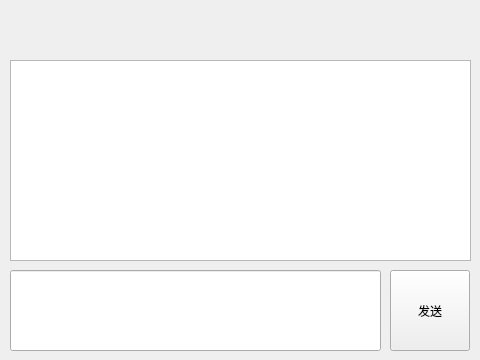
Before: the Qt Designer form chatClient/chatwindow.ui in XeonL/xChat, drawn with Qt 5.
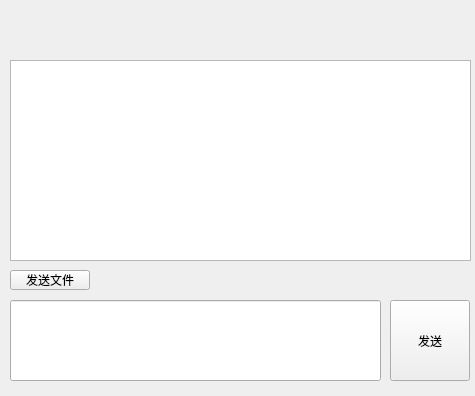
After: the same form once the commit is applied.

Commit message: 嵌入文件传输

```diff
--- a/chatClient/chatwindow.ui
+++ b/chatClient/chatwindow.ui
@@ -6,8 +6,8 @@
    <rect>
     <x>0</x>
     <y>0</y>
-    <width>480</width>
-    <height>360</height>
+    <width>475</width>
+    <height>396</height>
    </rect>
   </property>
   <property name="windowTitle">
@@ -43,7 +43,7 @@
    <property name="geometry">
     <rect>
      <x>390</x>
-     <y>270</y>
+     <y>300</y>
      <width>80</width>
      <height>81</height>
     </rect>
@@ -56,7 +56,7 @@
    <property name="geometry">
     <rect>
      <x>10</x>
-     <y>270</y>
+     <y>300</y>
      <width>371</width>
      <height>81</height>
     </rect>
@@ -65,6 +65,19 @@
     <set>Qt::AlignLeading|Qt::AlignLeft|Qt::AlignTop</set>
    </property>
   </widget>
+  <widget class="QPushButton" name="sendFile">
+   <property name="geometry">
+    <rect>
+     <x>10</x>
+     <y>270</y>
+     <width>80</width>
+     <height>20</height>
+    </rect>
+   </property>
+   <property name="text">
+    <string>发送文件</string>
+   </property>
+  </widget>
  </widget>
  <resources/>
  <connections/>
```
The commit also changes 17 other files.
